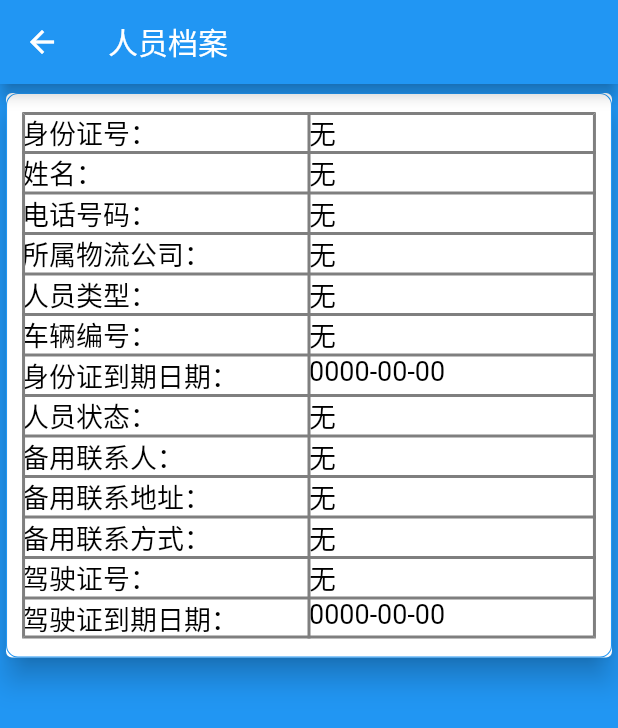
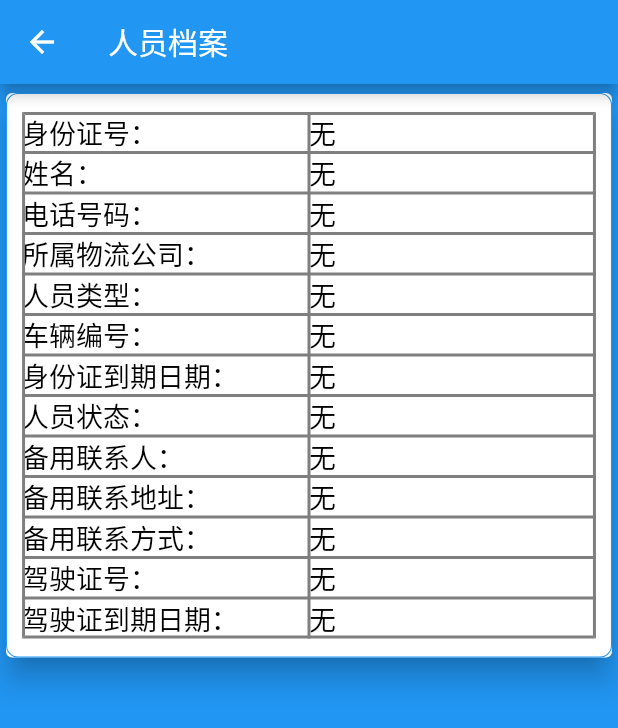
Before and after one commit to AndroidDevelopeKid/flutter_app123456, a Flutter app: the UserInfoPage screen opened directly, on a phone screen of 412 x 824 dp. Shown: the top 728 px of the screen. Run offline on Flutter 3.47's test engine with Material 2 defaults, Android fonts, the phone set to English and light mode, and no system bars; our stand-ins replace connectivity, dio, event_bus, flutter_local_notifications, flutter_redux, flutter_spinkit and 6 more; missing offline and left inert: animated_floatactionbuttons, common_utils, flutter_picker, flutter_statusbar, qr; accounts and stored records are empty; generated files the repository leaves out were written again; statements that could not run were skipped; project files that could hold a hidden picture were left out.

Commit message:
修复时间显示和自动接单等bug

```diff
--- a/lib/Page/LastBillPage.dart
+++ b/lib/Page/LastBillPage.dart
@@ -108,7 +108,7 @@ class _LastBillPage extends State<LastBillPage> {
                       Text("生成时间：", style: CustomConstant.normalTextBlack),
                       Text(
                           snapshot.data.generateDate == null
-                              ? "00-00 00:00"
+                              ? "无"
                               : TimelineUtil.formatByDateTime(
                                   DateTime.parse(snapshot.data.generateDate)),
                           style: CustomConstant.normalTextBlack),
--- a/lib/Page/QueueInfoPage.dart
+++ b/lib/Page/QueueInfoPage.dart
@@ -109,7 +109,7 @@ class _QueueInfoPage extends State<QueueInfoPage>{
                     TableRow(
                         children: <Widget>[
                           Text("排队时间：", style: CustomConstant.normalTextBlack),
-                          Text(snapshot.data.queueDateTime == null ? "00-00 00:00" : TimelineUtil.formatByDateTime(DateTime.parse(snapshot.data.queueDateTime), dayFormat: DayFormat.Full), style: CustomConstant.normalTextBlack),
+                          Text(snapshot.data.queueDateTime == null ? "无" : TimelineUtil.formatByDateTime(DateTime.parse(snapshot.data.queueDateTime), dayFormat: DayFormat.Full), style: CustomConstant.normalTextBlack),
                         ]
                     ),
                     TableRow(
@@ -139,7 +139,7 @@ class _QueueInfoPage extends State<QueueInfoPage>{
                     TableRow(
                         children: <Widget>[
                           Text("排队变化时间：", style: CustomConstant.normalTextBlack),
-                          Text(snapshot.data.queueChangeDateTime == null ? "00-00 00:00" : TimelineUtil.formatByDateTime(DateTime.parse(snapshot.data.queueChangeDateTime), dayFormat: DayFormat.Full), style: CustomConstant.normalTextBlack)
+                          Text(snapshot.data.queueChangeDateTime == null ? "无" : TimelineUtil.formatByDateTime(DateTime.parse(snapshot.data.queueChangeDateTime), dayFormat: DayFormat.Full), style: CustomConstant.normalTextBlack)
                         ]
                     ),
                     TableRow(
--- a/lib/Page/UserInfoPage.dart
+++ b/lib/Page/UserInfoPage.dart
@@ -137,7 +137,7 @@ class _UserInfoPageState extends State<UserInfoPage>{
                   TableRow(
                     children: <Widget>[
                       Text("身份证到期日期：", style: CustomConstant.normalTextBlack),
-                      Text(snapshot.data.certificateEndDate == null ? "0000-00-00" : snapshot.data.certificateEndDate.toString().substring(0,10), style: CustomConstant.normalTextBlack),
+                      Text(snapshot.data.certificateEndDate == null ? "无" : snapshot.data.certificateEndDate.toString().substring(0,10), style: CustomConstant.normalTextBlack),
                     ]
                   ),
                   TableRow(
@@ -173,7 +173,7 @@ class _UserInfoPageState extends State<UserInfoPage>{
                   TableRow(
                       children: <Widget>[
                         Text("驾驶证到期日期：", style: CustomConstant.normalTextBlack),
-                        Text(snapshot.data.dlCertificateEndDate == null ? "0000-00-00" : snapshot.data.dlCertificateEndDate.toString().substring(0,10), style: CustomConstant.normalTextBlack)
+                        Text(snapshot.data.dlCertificateEndDate == null ? "无" : snapshot.data.dlCertificateEndDate.toString().substring(0,10), style: CustomConstant.normalTextBlack)
                       ]
                   ),
                 ],
--- a/lib/Page/VehicleArchivesPage.dart
+++ b/lib/Page/VehicleArchivesPage.dart
@@ -158,7 +158,7 @@ class _VehicleArchivesPageState extends State<VehicleArchivesPage>{
                     TableRow(
                         children: <Widget>[
                           Text("加盟日期：", style: CustomConstant.normalTextBlack),
-                          Text(snapshot.data.joiningDate == null ? "0000-00-00" : snapshot.data.joiningDate.toString().substring(0,10), style: CustomConstant.normalTextBlack)
+                          Text(snapshot.data.joiningDate == null ? "无" : snapshot.data.joiningDate.toString().substring(0,10), style: CustomConstant.normalTextBlack)
                         ]
                     ),
                   ],
--- a/lib/common/net/Address.dart
+++ b/lib/common/net/Address.dart
@@ -46,6 +46,11 @@ class Address{
   ///获取当前排队信息
   static getCurrentQueueInfo(){
     return "${host}services/app/AcceptOrderQueue/GetAcceptOrderQueueByUserByMobileAsync";
+  }
+
+  ///登录后第一次进入界面获取是否存在当前排队,是否存在最新提货单,自动接单按钮状态
+  static getQueueAndAutoAcceptOrderState(){
+    return "${host}services/app/...";
   }
 
   ///自动接单开启关闭按钮--post
--- a/lib/widget/HistoryBillItem.dart
+++ b/lib/widget/HistoryBillItem.dart
@@ -38,7 +38,7 @@ class HistoryBillItem extends StatelessWidget{
             ]),
             TableRow(children: <Widget>[
               Text("提货单时间：", style: CustomConstant.normalTextBlack),
-              Text(historyBillItemViewModel.generateDate == null ? "0000-00-00" : historyBillItemViewModel.generateDate.substring(0,10), style: CustomConstant.normalTextBlack),
+              Text(historyBillItemViewModel.generateDate == null ? "无" : historyBillItemViewModel.generateDate.substring(0,10), style: CustomConstant.normalTextBlack),
             ]),
             TableRow(children: <Widget>[
               Text("装地-提货点：", style: CustomConstant.normalTextBlack),
@@ -54,7 +54,7 @@ class HistoryBillItem extends StatelessWidget{
             ]),
             TableRow(children: <Widget>[
               Text("提货点称重时间：", style: CustomConstant.normalTextBlack),
-              Text(historyBillItemViewModel.outStockGenerateDate == null ? "0000-00-00" : historyBillItemViewModel.outStockGenerateDate.substring(0,10), style: CustomConstant.normalTextBlack, maxLines: 3,),
+              Text(historyBillItemViewModel.outStockGenerateDate == null ? "无" : historyBillItemViewModel.outStockGenerateDate.substring(0,10), style: CustomConstant.normalTextBlack, maxLines: 3,),
             ]),
             TableRow(children: <Widget>[
               Text("提货点净重：", style: CustomConstant.normalTextBlack),
@@ -62,11 +62,11 @@ class HistoryBillItem extends StatelessWidget{
             ]),
             TableRow(children: <Widget>[
               Text("采购方称重时间：", style: CustomConstant.normalTextBlack),
-              Text(historyBillItemViewModel.weighDate == null ? "0000-00-00" : historyBillItemViewModel.weighDate.substring(0,10), style: CustomConstant.normalTextBlack, maxLines: 3,),
+              Text(historyBillItemViewModel.weighDate == null ? "无" : historyBillItemViewModel.weighDate.substring(0,10), style: CustomConstant.normalTextBlack, maxLines: 3,),
             ]),
             TableRow(children: <Widget>[
               Text("采购方回皮时间：", style: CustomConstant.normalTextBlack),
-              Text(historyBillItemViewModel.skinbackDate == null ? "0000-00-00" : historyBillItemViewModel.skinbackDate.substring(0,10), style: CustomConstant.normalTextBlack, maxLines: 3,),
+              Text(historyBillItemViewModel.skinbackDate == null ? "无" : historyBillItemViewModel.skinbackDate.substring(0,10), style: CustomConstant.normalTextBlack, maxLines: 3,),
             ]),
             TableRow(children: <Widget>[
               Text("采购方毛重：", style: CustomConstant.normalTextBlack),
```
Also changed, not shown: lib/common/dao/GrabSheetDao.dart (+20 -1 lines), 1 other file.
